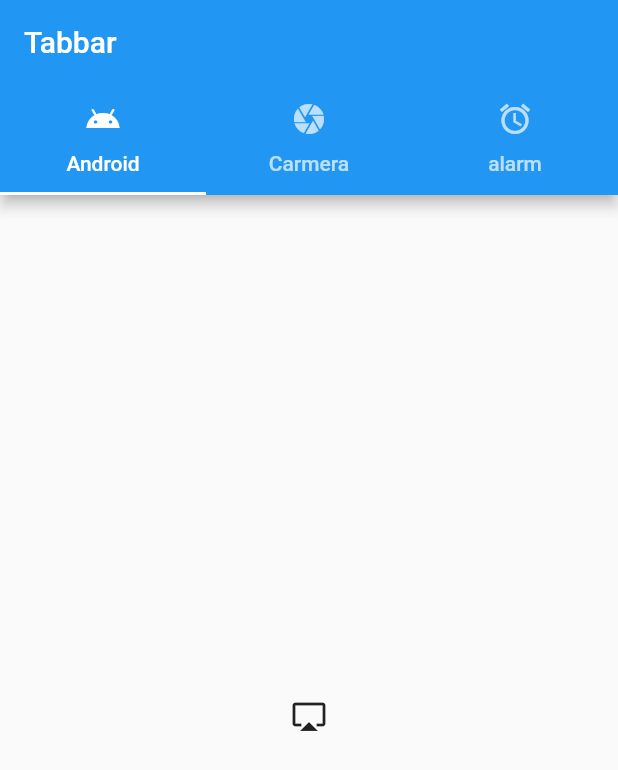
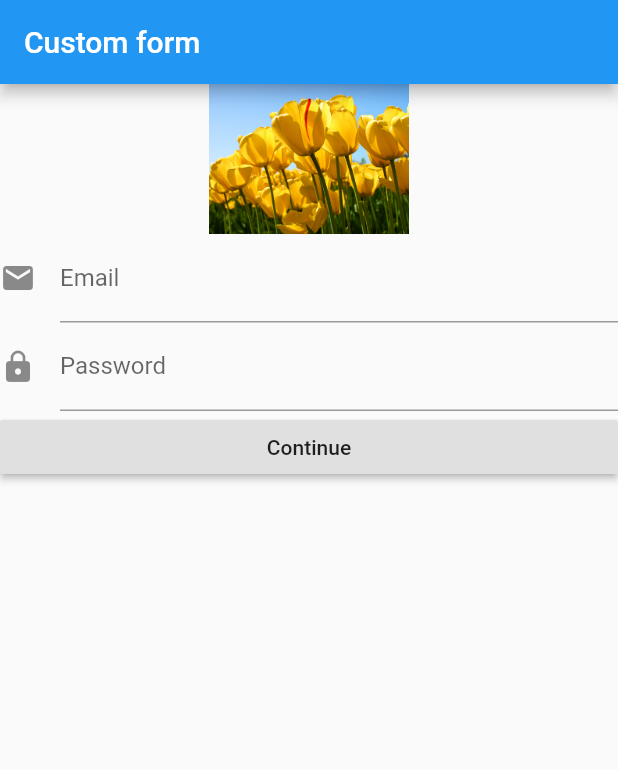
Before and after one commit to NaponTunglukmongkol/lab01, a Flutter app: the screen it shows after launch, on a phone screen of 412 x 824 dp. Shown: the top 770 px of the screen. Run offline on Flutter 3.47's test engine with Material 2 defaults, Android fonts, the phone set to English and light mode, and no system bars.

Commit message:
Add other screen and form

```diff
--- a/lib/main.dart
+++ b/lib/main.dart
@@ -1,4 +1,8 @@
 import 'package:flutter/material.dart';
+import './ui/detail_screen.dart';
+import './ui/first_screen.dart';
+import './ui/second_screen.dart';
+import './ui/my_custom_form.dart';
 
 void main() => runApp(MyApp());
 
@@ -16,7 +20,27 @@ class MyApp extends StatelessWidget {
   }
 }
 
-class MyHomePage extends StatelessWidget{
+class MyHomePage extends StatelessWidget{ //Change screen
+  @override
+  Widget build(BuildContext context) {
+    // TODO: implement build
+    return MaterialApp(
+      title: 'Flutter Demo',
+      theme: ThemeData(
+        primarySwatch: Colors.blue,
+      ),
+      // home: MyHomePage(),
+      initialRoute: '/',
+      routes: {
+        "/": (context) => MyCustomForm(),
+        "/second": (context) => SecondScreen(),
+        "/detail": (context) => DetailScreen(),
+      },
+    );
+  }
+
+}
+/*class MyHomePage extends StatelessWidget{ //navbar
   @override
   Widget build(BuildContext context) {
     // TODO: implement build
@@ -50,7 +74,7 @@ class MyHomePage extends StatelessWidget{
       ),
     );
   }
-}
+}*/
 /*class MyHomePage extends StatefulWidget {
   @override
   State<StatefulWidget> createState() {
--- /dev/null
+++ b/lib/ui/my_custom_form.dart
@@ -0,0 +1,67 @@
+import 'package:flutter/material.dart';
+
+class MyCustomForm extends StatefulWidget {
+  @override
+  State<StatefulWidget> createState() {
+    // TODO: implement createState
+    return MyCustomFormState();
+  }
+}
+
+class MyCustomFormState extends State<MyCustomForm> {
+  final _formkey = GlobalKey<FormState>();
+  @override
+  Widget build(BuildContext context) {
+    // TODO: implement build
+    return Scaffold(
+      appBar: AppBar(
+        title: Text("Custom form"),
+      ),
+      body: Form(
+        key: _formkey,
+        child: ListView(
+          children: <Widget>[
+            Image.asset(
+              "resources/Tulips.jpg",
+              height: 100,
+            ),
+            TextFormField(
+              decoration: InputDecoration(
+                labelText: "Email",
+                hintText: "Please input your email",
+                icon: Icon(Icons.email),
+              ),
+              keyboardType: TextInputType.emailAddress,
+              onSaved: (value) => print(value),
+              validator: (value){
+                if(value.isEmpty){
+                  return "Please input value";
+                }
+              },
+            ),
+            TextFormField(
+              decoration: InputDecoration(
+                labelText: "Password",
+                hintText: "Please input password",
+                icon: Icon(Icons.lock,)
+              ),
+              keyboardType: TextInputType.text,
+              obscureText: true,
+              validator: (value){
+                if(value.isEmpty){
+                  return "Please input value";
+                }
+              },
+            ),
+            RaisedButton(
+              child: Text("Continue"),
+              onPressed: () {
+                _formkey.currentState.validate();
+              },
+            )
+          ],
+        ),
+      ),
+    );
+  }
+}
--- a/pubspec.yaml
+++ b/pubspec.yaml
@@ -37,7 +37,8 @@ flutter:
   uses-material-design: true
 
   # To add assets to your application, add an assets section, like this:
-  # assets:
+  assets:
+    - resources/Tulips.jpg
   #  - images/a_dot_burr.jpeg
   #  - images/a_dot_ham.jpeg
 
```
Also changed, not shown: lib/ui/detail_screen.dart (added, +25 -0 lines), lib/ui/first_screen.dart (added, +30 -0 lines), lib/ui/second_screen.dart (added, +21 -0 lines), resources/Tulips.jpg (added).
